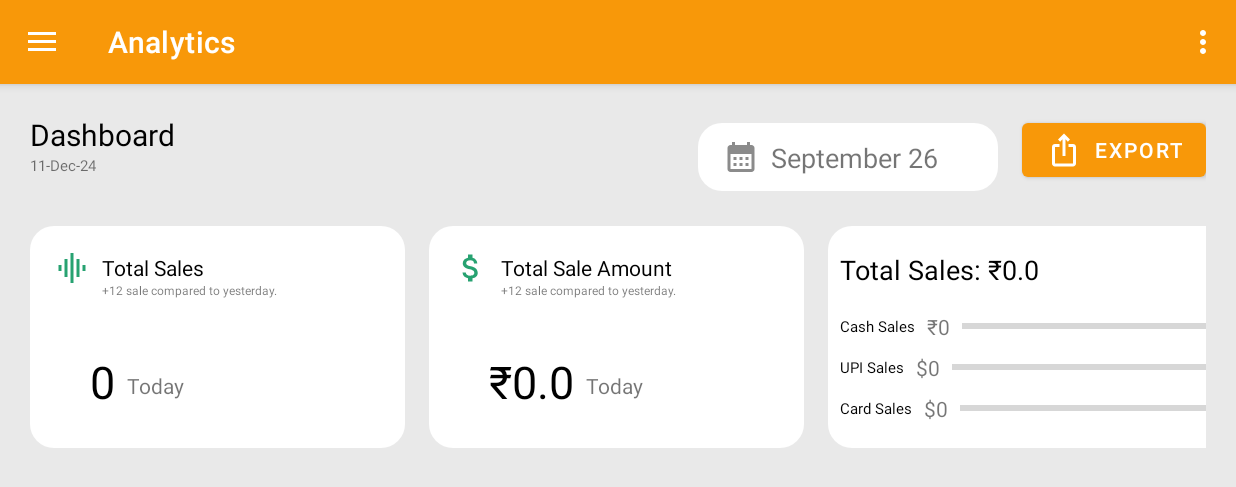
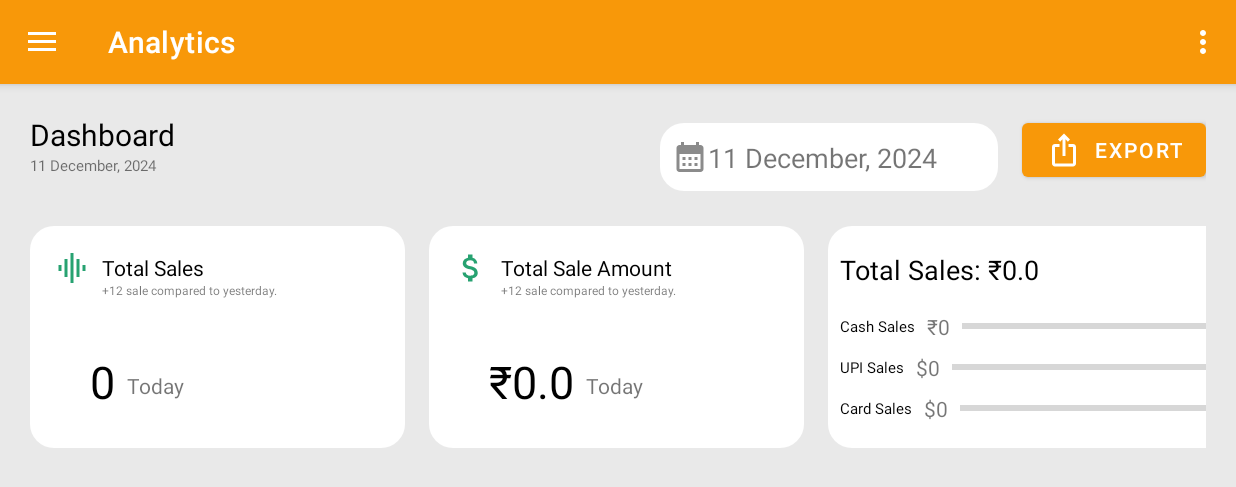
Before and after one commit to athul6560/POSResturant, an Android app: the screen it shows after launch (MainActivity), in the side drawer, after a tap on "Analytics", on a phone screen of 824 x 412 dp (held sideways). Shown: the top 487 px of the screen. Run offline under Robolectric (Android 15) with nearby library versions, the phone set to English and light mode, and no system bars; our stand-ins replace Dagger/Hilt's generated code, Room's generated code, navigation-ui; Roboto replaces fonts that are not available here.

Commit message:
analysis design

```diff
--- a/app/src/main/java/com/zeezaglobal/posresturant/Dao/SaleDao.kt
+++ b/app/src/main/java/com/zeezaglobal/posresturant/Dao/SaleDao.kt
@@ -14,4 +14,7 @@ interface SaleDao {
 
     @Query("SELECT * FROM sales")
     suspend fun getAllSales(): List<Sale>
+
+    @Query("SELECT * FROM sales WHERE dateTime >= :startTime AND dateTime < :endTime")
+    suspend fun getSalesByDateRange(startTime: String, endTime: String): List<Sale>
 }
--- a/app/src/main/java/com/zeezaglobal/posresturant/Repository/SaleRepository.kt
+++ b/app/src/main/java/com/zeezaglobal/posresturant/Repository/SaleRepository.kt
@@ -4,6 +4,10 @@ import com.zeezaglobal.posresturant.Dao.SaleDao
 import com.zeezaglobal.posresturant.Entities.Sale
 import kotlinx.coroutines.Dispatchers
 import kotlinx.coroutines.withContext
+import java.text.SimpleDateFormat
+import java.util.Calendar
+import java.util.Date
+import java.util.Locale
 import java.util.concurrent.Executors
 
 class SaleRepository (private val saleDao: SaleDao) {
@@ -15,8 +19,49 @@ class SaleRepository (private val saleDao: SaleDao) {
             saleDao.insertSale(item)
         }
     }
+    suspend fun getSalesByDateRange(date: Date): List<Sale> {
+        val (startOfDay, endOfDay) = getStartAndEndOfDay(date)
 
+        val startTime = SimpleDateFormat("yyyy-MM-dd HH:mm:ss", Locale.getDefault()).format(startOfDay)
+        val endTime = SimpleDateFormat("yyyy-MM-dd HH:mm:ss", Locale.getDefault()).format(endOfDay)
 
+        return saleDao.getSalesByDateRange(startTime, endTime)
+    }
+
+    private fun getStartAndEndOfDay(date: Date): Pair<Date, Date> {
+        val calendar = Calendar.getInstance()
+        calendar.time = date
+
+        // If the current time is before 3 AM, we need to adjust the start and end times
+        if (calendar.get(Calendar.HOUR_OF_DAY) < 3) {
+            // Set to 3 AM of the previous day (start of the previous day)
+            calendar.add(Calendar.DAY_OF_YEAR, -1)  // Move to the previous day
+            calendar.set(Calendar.HOUR_OF_DAY, 3)
+            calendar.set(Calendar.MINUTE, 0)
+            calendar.set(Calendar.SECOND, 0)
+            calendar.set(Calendar.MILLISECOND, 0)
+            val startOfDay = calendar.time
+
+            // Set to 3 AM of the current day (end of the previous day)
+            calendar.add(Calendar.DAY_OF_YEAR, 1)  // Move back to the current day
+            val endOfDay = calendar.time
+
+            return Pair(startOfDay, endOfDay)
+        } else {
+            // Set to 3 AM of the current day (start of the day)
+            calendar.set(Calendar.HOUR_OF_DAY, 3)
+            calendar.set(Calendar.MINUTE, 0)
+            calendar.set(Calendar.SECOND, 0)
+            calendar.set(Calendar.MILLISECOND, 0)
+            val startOfDay = calendar.time
+
+            // Set to 3 AM of the next day (end of the day)
+            calendar.add(Calendar.DAY_OF_YEAR, 1)
+            val endOfDay = calendar.time
+
+            return Pair(startOfDay, endOfDay)
+        }
+    }
 
     suspend fun getAllSale() = withContext(Dispatchers.IO) {
         saleDao.getAllSales()
--- /dev/null
+++ b/app/src/main/java/com/zeezaglobal/posresturant/Utils/DateTimeUtils.kt
@@ -0,0 +1,21 @@
+package com.zeezaglobal.posresturant.Utils
+
+import java.text.SimpleDateFormat
+import java.util.Date
+import java.util.Locale
+import java.util.Locale.*
+
+object DateTimeUtils {
+
+    // Method to get the current date
+    fun getCurrentDate(): String {
+        val dateFormat = SimpleDateFormat("dd MMMM, yyyy", getDefault())
+        return dateFormat.format(Date())
+    }
+
+    // Method to get the current time
+    fun getCurrentTime(): String {
+        val timeFormat = SimpleDateFormat("HH:mm:ss", getDefault())
+        return timeFormat.format(Date())
+    }
+}
--- a/app/src/main/java/com/zeezaglobal/posresturant/ui/slideshow/AnalyticsFragment.kt
+++ b/app/src/main/java/com/zeezaglobal/posresturant/ui/slideshow/AnalyticsFragment.kt
@@ -1,33 +1,29 @@
 package com.zeezaglobal.posresturant.ui.slideshow
 
 import android.content.Intent
-import android.content.pm.PackageManager
 import android.os.Bundle
-import android.os.Environment
 import android.view.LayoutInflater
+import android.view.MenuItem
 import android.view.View
 import android.view.ViewGroup
 import android.widget.Button
+import android.widget.PopupMenu
 import android.widget.TextView
 import android.widget.Toast
 import androidx.constraintlayout.widget.ConstraintLayout
-import androidx.core.app.ActivityCompat
-import androidx.core.content.ContextCompat
 import androidx.fragment.app.Fragment
 import androidx.lifecycle.Observer
 import androidx.lifecycle.ViewModelProvider
 import androidx.recyclerview.widget.LinearLayoutManager
 import androidx.recyclerview.widget.RecyclerView
+import com.google.android.material.datepicker.CalendarConstraints
+import com.google.android.material.datepicker.MaterialDatePicker
 import com.zeezaglobal.posresturant.Adapters.SalesAdapter
 import com.zeezaglobal.posresturant.Application.POSApp
-import com.zeezaglobal.posresturant.Entities.CartItem
-import com.zeezaglobal.posresturant.Entities.Item
 import com.zeezaglobal.posresturant.Entities.Sale
 import com.zeezaglobal.posresturant.R
-import com.zeezaglobal.posresturant.Repository.GroupRepository
 import com.zeezaglobal.posresturant.Repository.SaleRepository
-import com.zeezaglobal.posresturant.ViewModel.AddNewViewModel
-import com.zeezaglobal.posresturant.ViewmodelFactory.POSViewModelFactory
+import com.zeezaglobal.posresturant.Utils.DateTimeUtils
 import com.zeezaglobal.posresturant.databinding.FragmentAnalyticsBinding
 import com.zeezaglobal.posresturant.ui.customVies.SalesProgressView
 import java.io.File
@@ -46,7 +42,6 @@ class AnalyticsFragment : Fragment() {
     private val binding get() = _binding!!
     private lateinit var textView22: TextView
     private lateinit var subHeadingDate: TextView
-    private lateinit var textView27: TextView
     private lateinit var textView28: TextView
     private lateinit var textView29: TextView
     private lateinit var totalSalesText: TextView
@@ -54,12 +49,16 @@ class AnalyticsFragment : Fragment() {
     private lateinit var heading: TextView
     private lateinit var calender_btn: ConstraintLayout
     private lateinit var subheading: TextView
+    private lateinit var dateSelectionDate: TextView
     private lateinit var saleAmount: TextView
     private lateinit var ExportButton: Button
     private lateinit var _saleList: List<Sale>
     private lateinit var salesView: SalesProgressView
     private lateinit var unit: TextView
-    private val PERMISSION_REQUEST_CODE = 101
+    private  val RANGE_SELECTION=0
+    private  val DAY_SELECTION=1
+
+
     override fun onCreateView(
         inflater: LayoutInflater,
         container: ViewGroup?,
@@ -76,7 +75,7 @@ class AnalyticsFragment : Fragment() {
 
         textView22 = root.findViewById(R.id.textView22)
         subHeadingDate = root.findViewById(R.id.textView26)
-        textView27 = root.findViewById(R.id.textView27)
+        dateSelectionDate = root.findViewById(R.id.DateSelectionText)
         textView28 = root.findViewById(R.id.textView28)
         calender_btn = root.findViewById(R.id.calender_btn)
         textView29 = root.findViewById(R.id.textView29)
@@ -90,12 +89,13 @@ class AnalyticsFragment : Fragment() {
         salesView = root.findViewById(R.id.salesProgressView)
         val recyclerView: RecyclerView = root.findViewById(R.id.salesRecyclerView)
         recyclerView.layoutManager = LinearLayoutManager(requireContext())
+
+
         val adapter = SalesAdapter(emptyList())
         recyclerView.adapter = adapter
-        val dateFormat =
-            SimpleDateFormat("dd-MMM-yy", Locale.getDefault()) // Change format if needed
-        val date = dateFormat.format(Date()) // Get today's date
-        subHeadingDate.text = date
+        // Get today's date
+        subHeadingDate.text = DateTimeUtils.getCurrentDate()
+        dateSelectionDate.text = DateTimeUtils.getCurrentDate()
         analyticsViewModel.sales.observe(viewLifecycleOwner, Observer { saleList ->
             _saleList = saleList
             adapter.updateSales(saleList)
@@ -103,14 +103,84 @@ class AnalyticsFragment : Fragment() {
             totalSalesText.setText(calculateTotalSales(saleList).toString())
             saleAmount.setText("₹" + calculateTotalSalesAmount(saleList))
         })
-        analyticsViewModel.fetchAllSales()
+        val currentDate = Date()
+        analyticsViewModel.fetchSalesForDate(currentDate)
         ExportButton.setOnClickListener {
-
-
             exportSalesToCSV(_saleList)
-
+        }
+        calender_btn.setOnClickListener {
+            //  calenderPopup()
+            showDropdownMenu(this.calender_btn)
         }
         return root
+    }
+
+    private fun showDropdownMenu(anchor: View) {
+        val popupMenu = PopupMenu(requireContext(), anchor)
+        popupMenu.menuInflater.inflate(R.menu.dropdown_menu, popupMenu.menu)
+
+        // Handle menu item clicks
+        popupMenu.setOnMenuItemClickListener { menuItem: MenuItem ->
+            when (menuItem.itemId) {
+                R.id.menu_option1 -> {
+                    calenderPopup(DAY_SELECTION)
+                    true
+                }
+
+                R.id.menu_option2 -> {
+                    calenderPopup(RANGE_SELECTION)
+                    true
+                }
+
+                else -> false
+            }
+        }
+
+        popupMenu.show()
+    }
+
+    private fun calenderPopup(mode: Int) {
+        val calendarConstraints = CalendarConstraints.Builder()
+            .setStart(System.currentTimeMillis()) // Optional: Set start date
+            .setEnd(System.currentTimeMillis() + 1000L * 60 * 60 * 24 * 365) // Optional: Set end date (1 year ahead)
+            .build()
+
+        // To select a single date
+        val singleDatePicker = MaterialDatePicker.Builder.datePicker()
+            .setCalendarConstraints(calendarConstraints)
+            .build()
+
+        singleDatePicker.addOnPositiveButtonClickListener { selection ->
+            val selectedDate =
+                SimpleDateFormat("yyyy-MM-dd", Locale.getDefault()).format(Date(selection))
+            // Use selectedDate as needed
+            Toast.makeText(requireContext(), "Selected Date: $selectedDate", Toast.LENGTH_SHORT)
+                .show()
+        }
+
+        // To select a date range
+        val dateRangePicker = MaterialDatePicker.Builder.dateRangePicker()
+            .setCalendarConstraints(calendarConstraints)
+            .build()
+
+        dateRangePicker.addOnPositiveButtonClickListener { selection ->
+            val startDate =
+                SimpleDateFormat("yyyy-MM-dd", Locale.getDefault()).format(Date(selection.first))
+            val endDate =
+                SimpleDateFormat("yyyy-MM-dd", Locale.getDefault()).format(Date(selection.second))
+            // Use startDate and endDate as needed
+            Toast.makeText(
+                requireContext(),
+                "Selected Range: $startDate to $endDate",
+                Toast.LENGTH_SHORT
+            ).show()
+        }
+        if (mode == 1)
+        // Show the date picker dialog
+            singleDatePicker.show(requireActivity().supportFragmentManager, "DATE_PICKER")
+        // Alternatively, for range selection
+        else
+            dateRangePicker.show(requireActivity().supportFragmentManager, "DATE_RANGE_PICKER")
     }
 
 
--- a/app/src/main/java/com/zeezaglobal/posresturant/ui/slideshow/AnalyticsViewModel.kt
+++ b/app/src/main/java/com/zeezaglobal/posresturant/ui/slideshow/AnalyticsViewModel.kt
@@ -7,6 +7,7 @@ import androidx.lifecycle.viewModelScope
 import com.zeezaglobal.posresturant.Entities.Sale
 import com.zeezaglobal.posresturant.Repository.SaleRepository
 import kotlinx.coroutines.launch
+import java.util.Date
 
 class AnalyticsViewModel (private val saleRepository: SaleRepository) : ViewModel() {
 
@@ -14,11 +15,10 @@ class AnalyticsViewModel (private val saleRepository: SaleRepository) : ViewMode
     private val _sales = MutableLiveData<List<Sale>>()
     val sales: LiveData<List<Sale>> get() = _sales
 
-    // Function to load all sales
-    fun fetchAllSales() {
+    fun fetchSalesForDate(date: Date) {
         viewModelScope.launch {
             try {
-                val salesList = saleRepository.getAllSale()
+                val salesList = saleRepository.getSalesByDateRange(date)
                 _sales.postValue(salesList)
             } catch (e: Exception) {
                 // Handle error (e.g., log it, show error state in UI)
--- a/app/src/main/res/drawable/item_background.xml
+++ b/app/src/main/res/drawable/item_background.xml
@@ -1,6 +1,6 @@
 <shape xmlns:android="http://schemas.android.com/apk/res/android">
     <solid android:color="@android:color/white" />
     <corners android:radius="8dp" />
-    <stroke android:width="1dp" android:color="@android:color/darker_gray" />
+
     <padding android:left="8dp" android:top="8dp" android:right="8dp" android:bottom="8dp" />
 </shape>
--- a/app/src/main/res/layout/fragment_analytics.xml
+++ b/app/src/main/res/layout/fragment_analytics.xml
@@ -40,7 +40,7 @@
         app:layout_constraintTop_toTopOf="parent" />
 
     <androidx.constraintlayout.widget.ConstraintLayout
-        android:layout_width="200dp"
+        android:layout_width="wrap_content"
         android:layout_height="45dp"
         android:layout_marginTop="6dp"
         android:layout_marginEnd="16dp"
@@ -50,7 +50,7 @@
         app:layout_constraintTop_toTopOf="parent">
 
         <TextView
-            android:id="@+id/textView27"
+            android:id="@+id/DateSelectionText"
             android:layout_width="wrap_content"
             android:layout_height="wrap_content"
             android:layout_marginEnd="32dp"
@@ -67,7 +67,7 @@
             android:layout_height="wrap_content"
             android:src="@drawable/baseline_calendar_month_24"
             app:layout_constraintBottom_toBottomOf="parent"
-            app:layout_constraintEnd_toStartOf="@+id/textView27"
+            app:layout_constraintEnd_toStartOf="@+id/DateSelectionText"
             app:layout_constraintStart_toStartOf="parent"
             app:layout_constraintTop_toTopOf="parent" />
     </androidx.constraintlayout.widget.ConstraintLayout>
--- /dev/null
+++ b/app/src/main/res/menu/dropdown_menu.xml
@@ -0,0 +1,10 @@
+<?xml version="1.0" encoding="utf-8"?>
+<menu xmlns:android="http://schemas.android.com/apk/res/android">
+    <item
+        android:id="@+id/menu_option1"
+        android:title="Daily Sale" />
+    <item
+        android:id="@+id/menu_option2"
+        android:title="Date Range Sale" />
+
+</menu>
```
